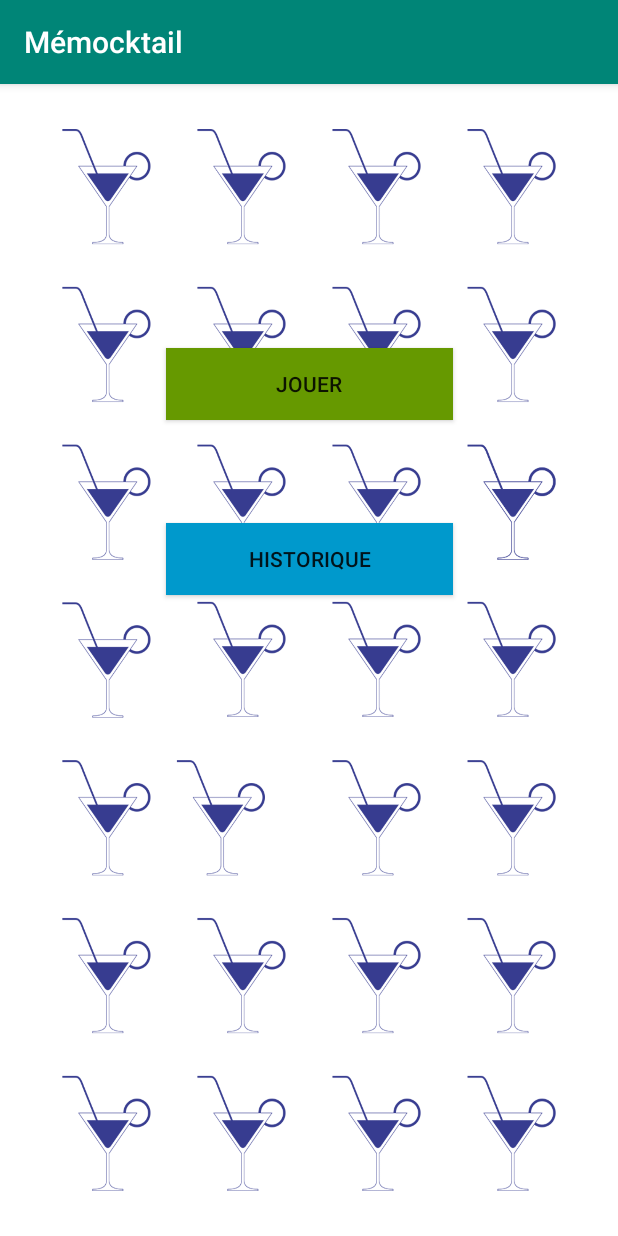
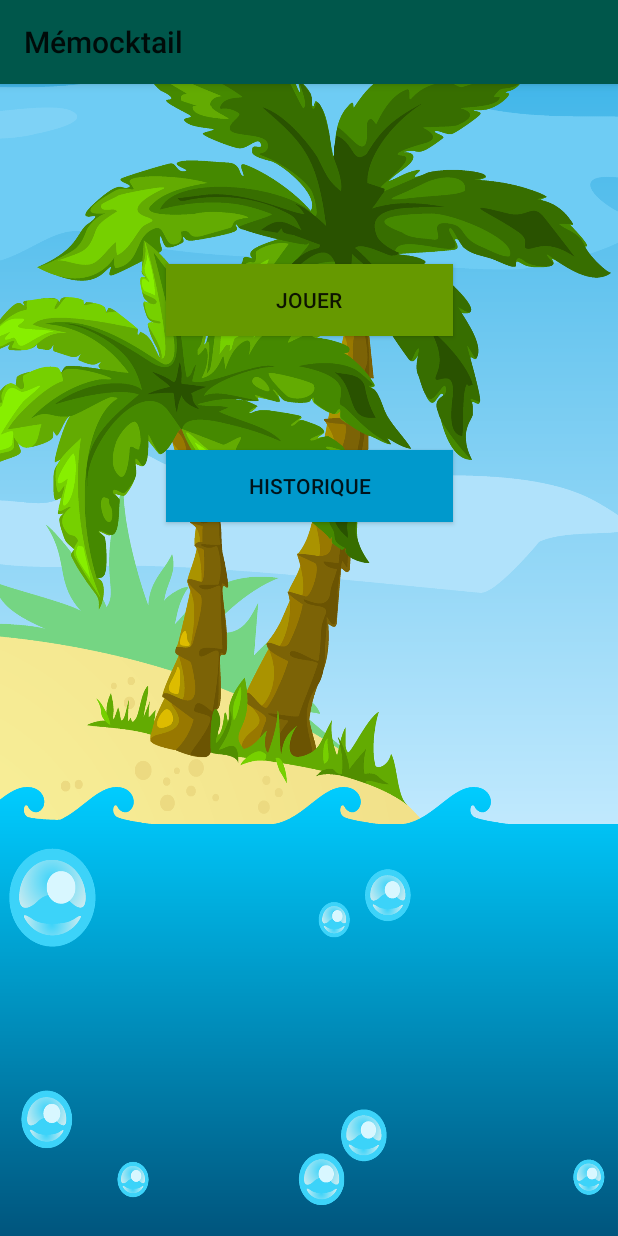
Before and after one commit to florentyvon/Memocktail, an Android app: the MenuActivity screen opened directly, with no data from a screen before it, on a phone screen of 412 x 824 dp. Run offline under Robolectric (Android 15) with nearby library versions, the phone set to English and light mode, and no system bars.

Commit message:
Ajout effet badass

```diff
--- a/app/src/main/AndroidManifest.xml
+++ b/app/src/main/AndroidManifest.xml
@@ -21,7 +21,8 @@
         </activity>
         <activity
             android:name=".menu.MenuActivity"
-            android:screenOrientation="portrait" />
+            android:screenOrientation="portrait"
+            android:theme="@style/Theme.AppCompat.Light.NoActionBar" />
         <activity
             android:name=".game.GameActivity"
             android:screenOrientation="portrait" />
--- a/app/src/main/java/com/example/zanimos/tpmemory/menu/MenuActivity.java
+++ b/app/src/main/java/com/example/zanimos/tpmemory/menu/MenuActivity.java
@@ -3,6 +3,7 @@ package com.example.zanimos.tpmemory.menu;
 import android.content.Intent;
 import android.support.v7.app.AppCompatActivity;
 import android.os.Bundle;
+import android.support.v7.widget.Toolbar;
 import android.view.View;
 import android.widget.Button;
 
@@ -19,6 +20,7 @@ public class MenuActivity extends AppCompatActivity  implements View.OnClickList
 
     private Button buttonGame;
     private Button buttonHisto;
+    private Toolbar mTopToolbar;
 
     /***
      * onCreate activity event
@@ -26,9 +28,11 @@ public class MenuActivity extends AppCompatActivity  implements View.OnClickList
      */
     @Override
     protected void onCreate(Bundle savedInstanceState) {
+        overridePendingTransition(R.anim.slide_in, R.anim.slide_out);
         setContentView(R.layout.activity_menu);
         super.onCreate(savedInstanceState);
         initComponents();
+        setSupportActionBar(mTopToolbar);
     }
 
     /***
@@ -66,6 +70,7 @@ public class MenuActivity extends AppCompatActivity  implements View.OnClickList
     private void initComponents(){
         buttonGame = (Button) findViewById(R.id.button_game);
         buttonHisto = (Button) findViewById(R.id.button_histo);
+        mTopToolbar = (Toolbar) findViewById(R.id.my_toolbar);
     }
 
     /***
--- /dev/null
+++ b/app/src/main/res/anim/slide_in.xml
@@ -0,0 +1,7 @@
+<?xml version="1.0" encoding="utf-8"?>
+<translate
+    xmlns:android="http://schemas.android.com/apk/res/android"
+    android:duration="@android:integer/config_longAnimTime"
+    android:fromXDelta="100%p"
+    android:toXDelta="0%p">
+</translate>
--- /dev/null
+++ b/app/src/main/res/anim/slide_out.xml
@@ -0,0 +1,7 @@
+<?xml version="1.0" encoding="utf-8"?>
+<translate
+    xmlns:android="http://schemas.android.com/apk/res/android"
+    android:duration="@android:integer/config_longAnimTime"
+    android:fromXDelta="0%p"
+    android:toXDelta="-100%p">
+</translate>
--- a/app/src/main/res/layout/activity_lobby.xml
+++ b/app/src/main/res/layout/activity_lobby.xml
@@ -5,7 +5,8 @@
     android:id="@+id/Layout"
     android:layout_width="match_parent"
     android:layout_height="match_parent"
-    tools:context=".main.LobbyActivity">
+    tools:context=".main.LobbyActivity"
+    android:background="@drawable/backgroundlobby">
 
     <android.support.v7.widget.Toolbar
         android:id="@+id/my_toolbar"
@@ -56,6 +57,7 @@
         android:fontFamily="@font/bubblegum_sans"
         android:text="@string/welcomelobby"
         android:textAlignment="center"
+        android:textColor="@android:color/white"
         android:textSize="24sp"
         android:textStyle="bold"
         app:layout_constraintEnd_toEndOf="parent"
--- a/app/src/main/res/layout/activity_menu.xml
+++ b/app/src/main/res/layout/activity_menu.xml
@@ -4,9 +4,18 @@
     xmlns:tools="http://schemas.android.com/tools"
     android:layout_width="match_parent"
     android:layout_height="match_parent"
-    android:background="@drawable/cocktail"
+    android:background="@drawable/backgroundmenu"
     tools:context=".menu.MenuActivity"
     tools:layout_editor_absoluteY="81dp">
+
+    <android.support.v7.widget.Toolbar
+        android:id="@+id/my_toolbar"
+        android:layout_width="match_parent"
+        android:layout_height="?attr/actionBarSize"
+        style="@style/HeaderBar"
+        android:elevation="4dp"
+        app:theme="@style/ToolBarStyle"
+        android:background="@color/colorPrimaryDark" />
 
     <Button
         android:id="@+id/button_game"
```
Also changed, not shown: app/src/main/res/drawable/backgroundlobby.png (added), app/src/main/res/drawable/backgroundmenu.png (added).
